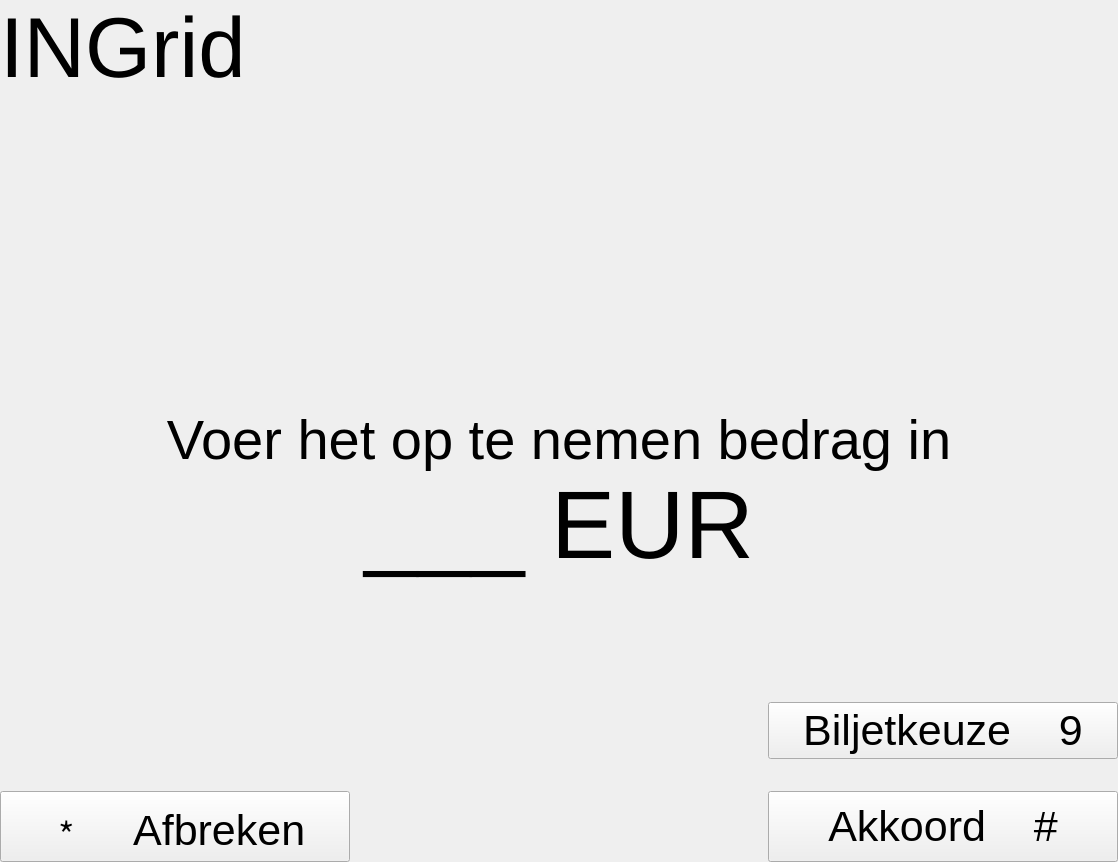
Before: the Qt Designer form ui/main.ui in Herbankers/hb-GUI, drawn with Qt 5.
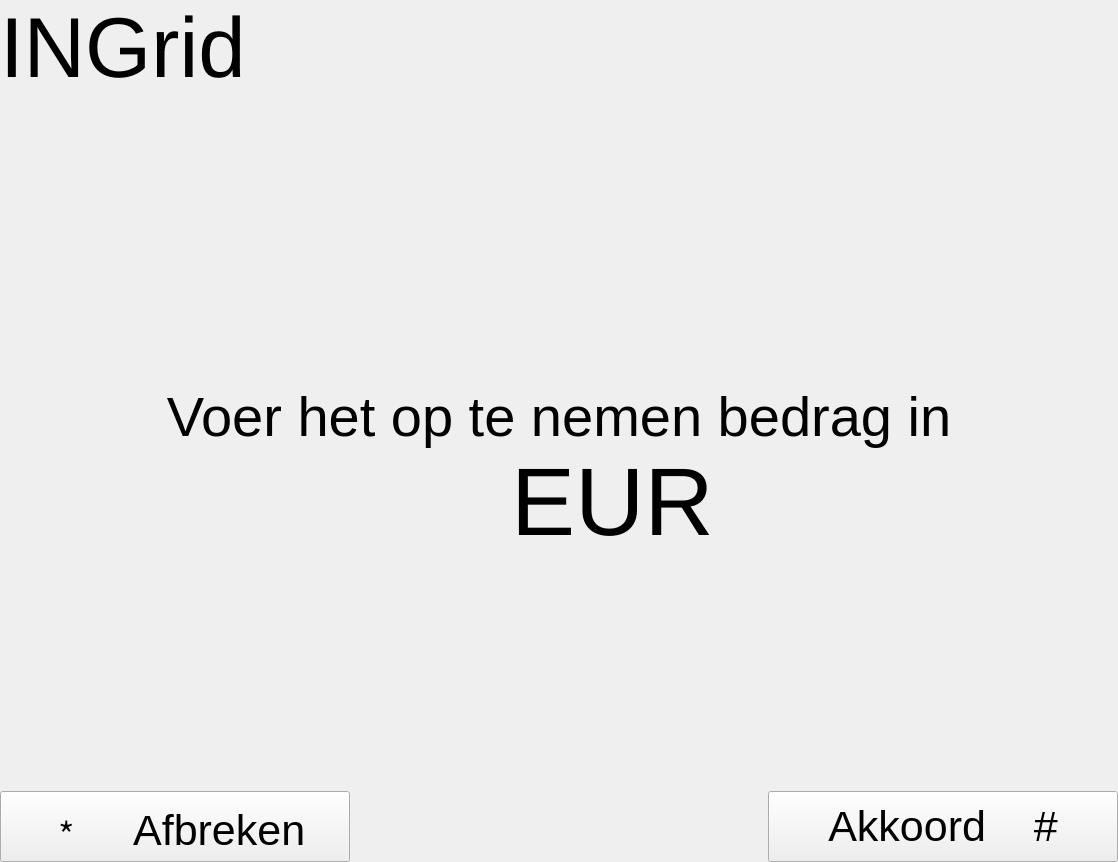
After: the same form once the commit is applied. The open tabs and pages were chosen to show the change. Icons and pictures are not drawn.

Commit message: gui: animate PIN entry whilst logging in

The edit to the form file:
```diff
--- a/ui/main.ui
+++ b/ui/main.ui
@@ -1084,7 +1084,7 @@
           <property name="sizeHint" stdset="0">
            <size>
             <width>20</width>
-            <height>188</height>
+            <height>86</height>
            </size>
           </property>
          </spacer>
@@ -1139,7 +1139,7 @@
            </font>
           </property>
           <property name="text">
-           <string>___ EUR</string>
+           <string>    EUR</string>
           </property>
           <property name="alignment">
            <set>Qt::AlignCenter</set>
@@ -1159,47 +1159,6 @@
           </property>
          </spacer>
         </item>
-        <item>
-         <layout class="QHBoxLayout" name="horizontalLayout_5">
-          <item>
-           <spacer name="horizontalSpacer_8">
-            <property name="orientation">
-             <enum>Qt::Horizontal</enum>
-            </property>
-            <property name="sizeHint" stdset="0">
-             <size>
-              <width>40</width>
-              <height>20</height>
-             </size>
-            </property>
-           </spacer>
-          </item>
-          <item>
-           <widget class="QPushButton" name="withdrawBills">
-            <property name="minimumSize">
-             <size>
-              <width>350</width>
-              <height>0</height>
-             </size>
-            </property>
-            <property name="maximumSize">
-             <size>
-              <width>16777215</width>
-              <height>86</height>
-             </size>
-            </property>
-            <property name="font">
-             <font>
-              <pointsize>32</pointsize>
-             </font>
-            </property>
-            <property name="text">
-             <string>Biljetkeuze    9</string>
-            </property>
-           </widget>
-          </item>
-         </layout>
-        </item>
         <item>
          <spacer name="verticalSpacer_23">
           <property name="orientation">
```
Left out of the diff: 4 changed lines with no effect on the pictures. The commit also changes 3 other files.
